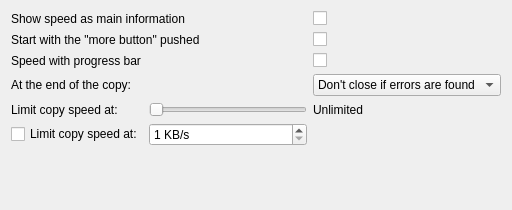
Old version of the form plugins/Themes/Oxygen/options.ui in the repository alphaonex86/Ultracopier.
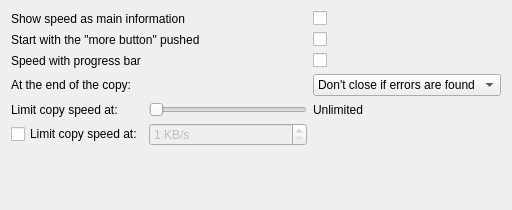
New version of the form.

The edit to the form file:
```diff
--- a/plugins/Themes/Oxygen/options.ui
+++ b/plugins/Themes/Oxygen/options.ui
@@ -116,6 +116,9 @@
    </item>
    <item row="5" column="1">
     <widget class="QSpinBox" name="limitSpeed">
+     <property name="enabled">
+      <bool>false</bool>
+     </property>
      <property name="suffix">
       <string> KB/s</string>
      </property>
```
Left out of the diff: 19 changed lines with no effect on the pictures.
